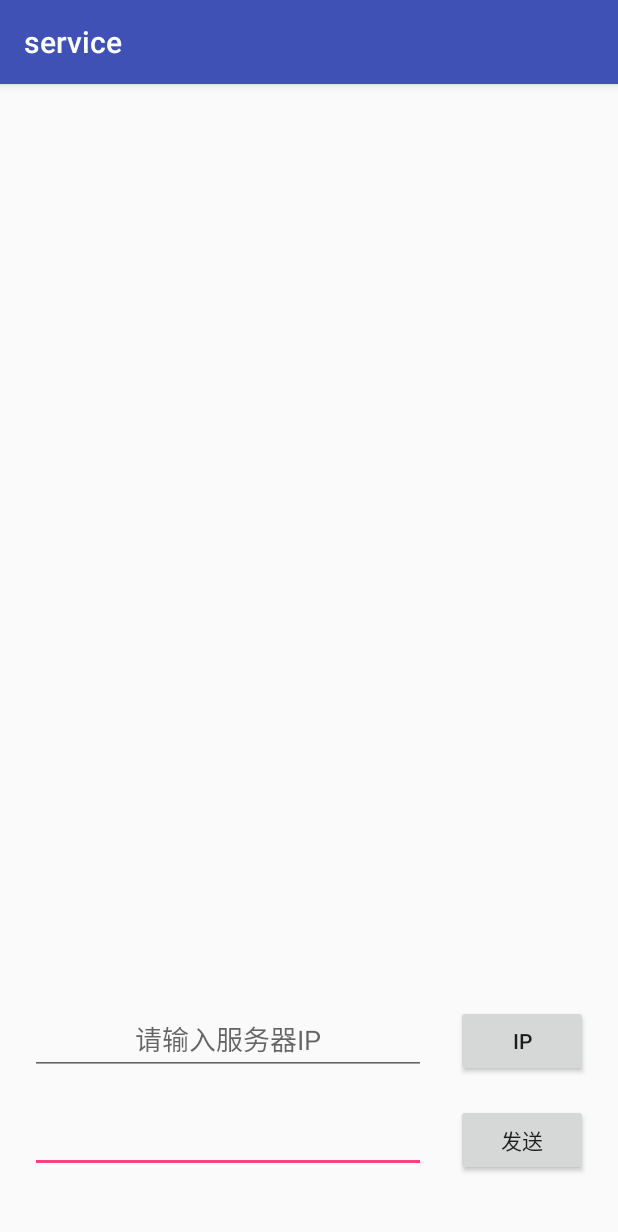
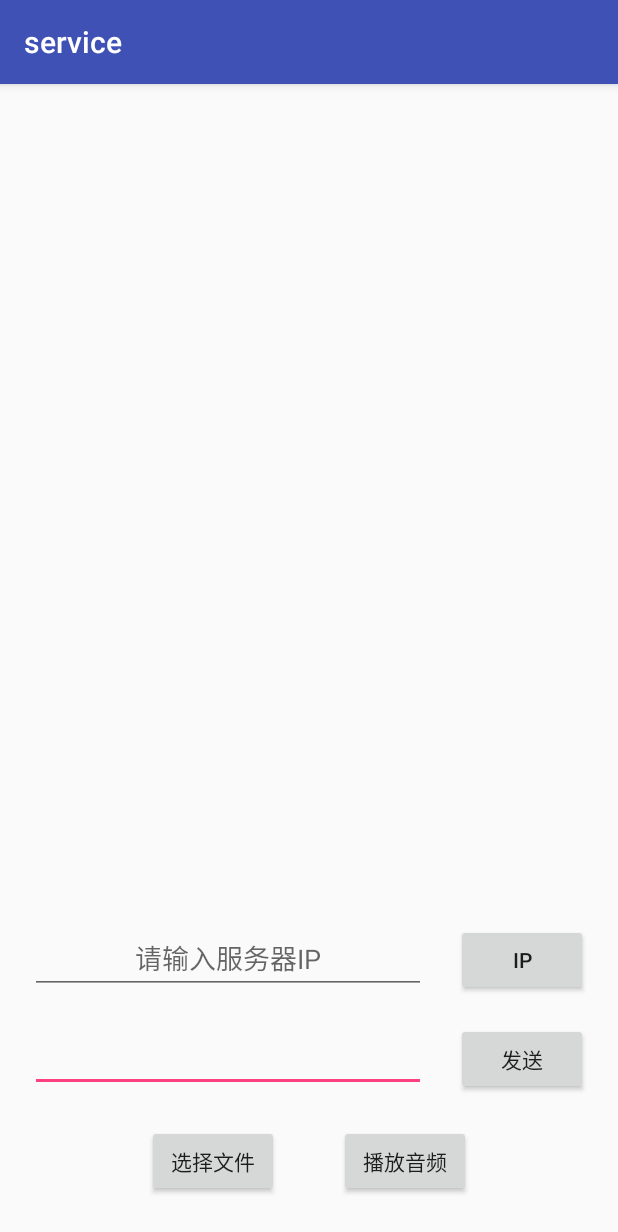
Before and after one commit to THUMarkLau/BluetoothBySoundWave, an Android app: the screen it shows after launch (MainActivity), on a phone screen of 412 x 824 dp. Shown: the top 1232 px of the screen. Run offline under Robolectric (Android 15) with nearby library versions, the phone set to English and light mode, and no system bars; 3 statements that could not run were skipped.

Commit message:
feat: 发送端完成

```diff
--- a/sender/app/src/main/AndroidManifest.xml
+++ b/sender/app/src/main/AndroidManifest.xml
@@ -27,7 +27,7 @@
             </intent-filter>
         </activity>
 
-<!--        <service android:name=".MusicService" />-->
+        <service android:name=".MusicService" />
 <!--        <service android:name=".RecordService" />-->
         <service android:name=".WaveService" />
 
--- a/sender/app/src/main/java/com/wisys/service/MainActivity.java
+++ b/sender/app/src/main/java/com/wisys/service/MainActivity.java
@@ -23,6 +23,8 @@ import android.os.Environment;
 import android.os.Handler;
 import android.os.IBinder;
 import android.os.Message;
+import android.os.Messenger;
+import android.os.RemoteException;
 import android.provider.DocumentsContract;
 import android.provider.MediaStore;
 import android.os.Bundle;
@@ -46,12 +48,33 @@ public class MainActivity extends AppCompatActivity {
 
     boolean listenerStart = false;
     private WaveService waveService;
+    private MusicService musicService;
     String serverAddr;
+
+    private final ControlHandler controlHandler = new ControlHandler(this);
+
+    static class ControlHandler extends Handler {
+        WeakReference<MainActivity> weakReference;
+
+        public ControlHandler(MainActivity activity) {
+            weakReference = new WeakReference<>(activity);
+        }
+
+
+        @Override
+        public void handleMessage(@NonNull Message msg) {
+            super.handleMessage(msg);
+            if (msg.what == InternetUtils.MAKE_WAV_RESULT) {
+                Toast.makeText(weakReference.get(), (CharSequence) msg.obj, Toast.LENGTH_SHORT).show();
+            }
+        }
+    }
 
     ServiceConnection waveconn = new ServiceConnection() {
         @Override
         public void onServiceConnected(ComponentName name, IBinder service) {
             waveService = ((WaveService.WaveBinder) service).getService();
+            waveService.setMsgHandler(controlHandler);
         }
 
         @Override
@@ -60,13 +83,42 @@ public class MainActivity extends AppCompatActivity {
         }
     };
 
+    ServiceConnection musicconn = new ServiceConnection() {
+        @Override
+        public void onServiceConnected(ComponentName name, IBinder service) {
+            musicService = ((MusicService.MusicBinder) service).getService();
+        }
+
+        @Override
+        public void onServiceDisconnected(ComponentName name) {
+            musicService = null;
+        }
+    };
+
     @Override
     protected void onCreate(Bundle savedInstanceState) {
         super.onCreate(savedInstanceState);
         setContentView(R.layout.activity_main);
-//        GetPermission();
+        GetPermission();
         Intent waveintent = new Intent(this, WaveService.class);
         bindService(waveintent, waveconn, Service.BIND_AUTO_CREATE);
+        Intent musicintent = new Intent(this, MusicService.class);
+        bindService(musicintent, musicconn, Service.BIND_AUTO_CREATE);
+    }
+
+    private void GetPermission() {
+
+        /*在此处插入运行时权限获取的代码*/
+        if (ActivityCompat.checkSelfPermission(this, Manifest.permission.WRITE_EXTERNAL_STORAGE) !=
+                PackageManager.PERMISSION_GRANTED ||
+                ActivityCompat.checkSelfPermission(this, Manifest.permission.READ_EXTERNAL_STORAGE) !=
+                        PackageManager.PERMISSION_GRANTED
+        ) {
+
+            ActivityCompat.requestPermissions(this,
+                    new String[]{android.Manifest.permission.WRITE_EXTERNAL_STORAGE,
+                            Manifest.permission.READ_EXTERNAL_STORAGE}, 0);
+        }
     }
 
     public void setServerAddr(View view) {
@@ -81,4 +133,29 @@ public class MainActivity extends AppCompatActivity {
         tv.setText(text);
         waveService.start(text, serverAddr);
     }
+
+    public void chooseWav(View view) {
+        Intent intent = new Intent(Intent.ACTION_GET_CONTENT);
+        intent.setType("audio/wav");//设置类型，我这里是任意类型，任意后缀的可以这样写。
+        intent.addCategory(Intent.CATEGORY_OPENABLE);
+        startActivityForResult(intent, 1);  // 获取本地的音频文件
+    }
+
+    public void startPlayer(View view) {
+        musicService.playMedia();
+    }
+
+    @Override
+    protected void onActivityResult(int requestCode, int resultCode, Intent data) {
+        super.onActivityResult(requestCode, resultCode, data);
+        if (resultCode == Activity.RESULT_OK) {//是否选择，没选择就不会继续
+            musicService.setFileUri(data.getData());
+//            Uri contentUri = MediaStore.Audio.Media.EXTERNAL_CONTENT_URI;
+//            final String docId = DocumentsContract.getDocumentId(uri);
+//            final String[] split = docId.split(":");
+//            final String[] selectionArgs = new String[]{split[1]};
+//            openFilePath = getDataColumn(contentUri, selectionArgs);
+        }
+    }
+
 }
--- a/sender/app/src/main/java/com/wisys/service/util/InternetUtils.java
+++ b/sender/app/src/main/java/com/wisys/service/util/InternetUtils.java
@@ -29,6 +29,7 @@ public class InternetUtils  {
     public static final int STRING_TO_BIN_RESULT = 0x123;
     public static final int BIN_TO_STRING_RESULT = 0x124;
     public static final int FSK_MOD_RESULT = 0x125;
+    public static final int MAKE_WAV_RESULT = 0x127;
     public static final int FSK_DEMOD_RESULT = 0X126;
     public static final String CMD_STRING_TO_BIN = "STRING_TO_BIN";
     public static final String CMD_BIN_TO_STRING = "BIN_TO_STRING";
@@ -38,6 +39,7 @@ public class InternetUtils  {
     public static final String CMD_FSKDEMOD = "FSKDEMOD";
     public static final String CMD_FSKMOD_RESULT = "FSKMOD_RESULT";
     public static final String CMD_FSKDEMOD_RESULT = "FSKDEMOD_RESULT";
+    public static final String CMD_MAKE_WAV = "MAKE_WAV";
     public static final String CMD_QUIT = "QUIT";
 
     public void setServerAddr(String serverAddr) {
--- a/sender/app/src/main/res/layout/activity_main.xml
+++ b/sender/app/src/main/res/layout/activity_main.xml
@@ -35,13 +35,43 @@
         android:id="@+id/wave"
         android:layout_width="wrap_content"
         android:layout_height="wrap_content"
-        android:layout_marginBottom="40dp"
+        android:layout_marginBottom="20dp"
         android:onClick="startListener"
         android:text="发送"
         android:layout_marginTop="20dp"
         android:layout_marginEnd="20dp"
+        app:layout_constraintBottom_toTopOf="@id/choose"
+        app:layout_constraintEnd_toEndOf="parent"/>
+
+    <TextView
+        android:id="@+id/botanchor"
+        android:layout_width="wrap_content"
+        android:layout_height="wrap_content"
+        android:layout_marginBottom="40dp"
         app:layout_constraintBottom_toBottomOf="parent"
-        app:layout_constraintEnd_toEndOf="parent"/>
+        app:layout_constraintStart_toStartOf="parent"
+        app:layout_constraintEnd_toEndOf="parent" />
+
+    <Button
+        android:id="@+id/choose"
+        android:layout_width="wrap_content"
+        android:layout_height="wrap_content"
+        android:layout_marginBottom="40dp"
+        android:onClick="chooseWav"
+        android:text="选择文件"
+        android:layout_marginEnd="20dp"
+        app:layout_constraintEnd_toStartOf="@id/botanchor"
+        app:layout_constraintBaseline_toBaselineOf="@id/botanchor"/>
+
+    <Button
+        android:id="@+id/start"
+        android:layout_width="wrap_content"
+        android:layout_height="wrap_content"
+        android:onClick="startPlayer"
+        android:text="播放音频"
+        android:layout_marginStart="20dp"
+        app:layout_constraintStart_toEndOf="@id/botanchor"
+        app:layout_constraintBaseline_toBaselineOf="@id/botanchor" />
 
     <EditText
         android:hint="请输入服务器IP"
```
Also changed, not shown: sender/app/src/main/java/com/wisys/service/MusicService.java (added, +79 -0 lines), sender/app/src/main/java/com/wisys/service/WaveService.java (+45 -2 lines).
